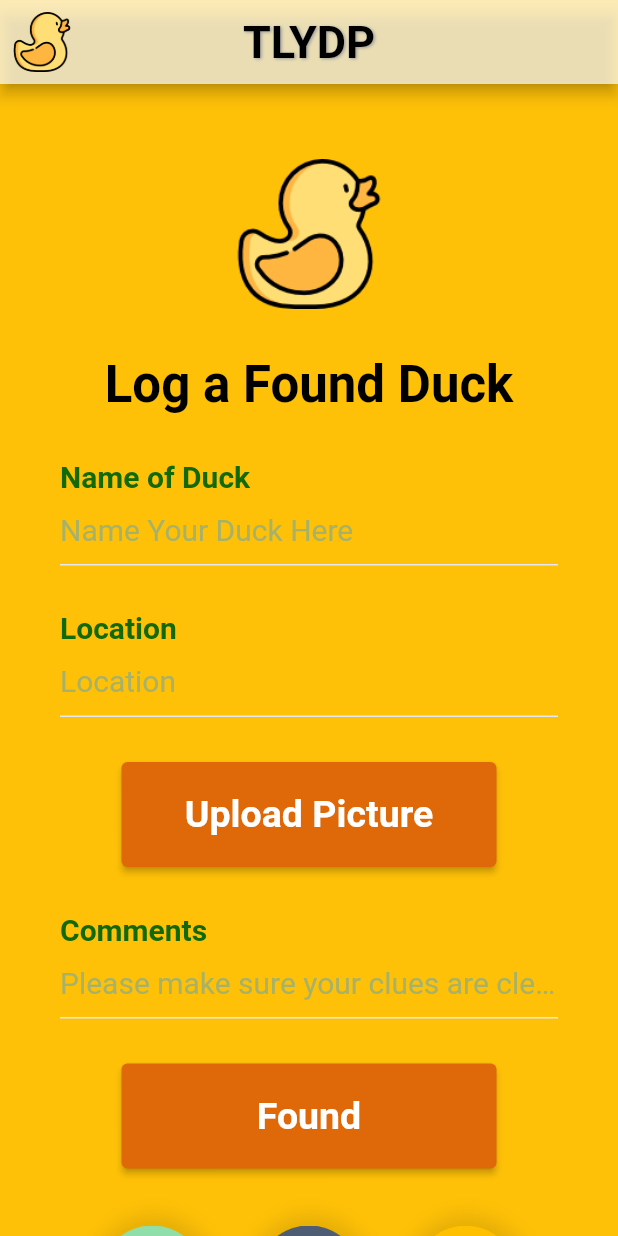
After one commit to muhsinaltintop/tlydp, a Flutter app: the LogDuck screen opened directly, on a phone screen of 412 x 824 dp. The commit adds this screen. Run offline on Flutter 3.47's test engine with Material 2 defaults, Android fonts, the phone set to English and light mode, and no system bars; our stand-ins replace email_validator, flutter_form_builder, google_maps_flutter.

Commit message:
log a duck is done backend and upload photo should be handled

```diff
--- a/lib/screens/landing_screen.dart
+++ b/lib/screens/landing_screen.dart
@@ -1,6 +1,7 @@
 // ignore_for_file: prefer_const_constructors, prefer_const_literals_to_create_immutables
 
 import 'package:flutter/material.dart';
+import 'package:tlydp/screens/log_duck_screen.dart';
 import 'package:tlydp/screens/view_map_screen.dart';
 import 'package:tlydp/screens/registration_page.dart';
 import 'package:tlydp/widgets/app_button.dart';
@@ -96,6 +97,16 @@ class LandingScreen extends StatelessWidget {
                             MaterialPageRoute(builder: (context) => ViewMap()));
                       }),
                 ),
+                Padding(
+                  padding: const EdgeInsets.all(5.0),
+                  child: AppButton(
+                    text: 'About us',
+                    onClick: () {
+                      Navigator.of(context).push(
+                          MaterialPageRoute(builder: (context) => LogDuck()));
+                    },
+                  ),
+                ),
               ],
             ),
           ),
--- /dev/null
+++ b/lib/screens/log_duck_screen.dart
@@ -0,0 +1,181 @@
+import 'package:flutter/material.dart';
+import 'package:tlydp/screens/landing_screen.dart';
+import 'package:tlydp/shared/menu_drawer.dart';
+import '../widgets/app_button.dart';
+import '../reusables/navbar/nav.dart';
+
+class LogDuck extends StatefulWidget {
+  const LogDuck({Key? key}) : super(key: key);
+
+  @override
+  _LogDuckState createState() {
+    return _LogDuckState();
+  }
+}
+
+class _LogDuckState extends State<LogDuck> {
+  final _LogDuckKey = GlobalKey<FormState>();
+
+  @override
+  Widget build(BuildContext context) {
+    return Form(
+      key: _LogDuckKey,
+      child: Scaffold(
+        appBar: AppBar(
+          title: Text("TLYDP",
+              style: TextStyle(
+                color: Colors.black,
+                fontSize: 30,
+                fontWeight: FontWeight.bold,
+                shadows: [
+                  Shadow(
+                    offset: Offset(1.0, 1.0),
+                    blurRadius: 2.0,
+                    color: Colors.grey,
+                  ),
+                ],
+              )
+              ),
+          centerTitle: true,
+          backgroundColor: Colors.white70,
+          leading: Builder(
+            builder: (BuildContext context) {
+              return IconButton(
+                icon: const Image(
+                  image: AssetImage("assets/images/yellow-outlined-duck.png"),
+                ),
+                onPressed: () {
+                  Scaffold.of(context).openDrawer();
+                },
+                tooltip: MaterialLocalizations.of(context).openAppDrawerTooltip,
+              );
+            },
+          ),
+        ),
+        drawer: MenuDrawer(),
+        backgroundColor: Colors.amber,
+        body: SingleChildScrollView(
+            child: SizedBox(
+          child: Stack(children: [
+            SizedBox(
+                width: double.infinity,
+                child: Padding(
+                  padding: const EdgeInsets.symmetric(horizontal: 40.0),
+                  child: Column(
+                    children: [
+                      SizedBox(
+                        height: 20,
+                      ),
+
+
+                      SizedBox(
+                        height: 30,
+                      ),
+                      _imageDuck(),
+                      SizedBox(
+                        height: 30,
+                      ),
+                      _LogDuckLabel(),
+                      SizedBox(
+                        height: 30,
+                      ),
+                      _labelTextInput(
+                          'Name of Duck', 'Name Your Duck Here', false),
+                      SizedBox(
+                        height: 30,
+                      ),
+                      _labelTextInput('Location', 'Location', false),
+                      SizedBox(
+                        height: 30,
+                      ),
+                      AppButton(
+                        text: 'Upload Picture',
+                        onClick: () {},
+                        // Upload picture function will come here
+                        // Will use image_picker plugin,
+                      ),
+                      SizedBox(
+                        height: 30,
+                      ),
+
+                      _labelTextInput('Comments',
+                          'Please make sure your clues are clear...', false),
+                      SizedBox(
+                        height: 30,
+                      ),
+                      AppButton(
+                        text: 'Found',
+                        onClick: () {
+                          if (_LogDuckKey.currentState!
+                              .validate()) {} // navigate to My Ducks
+                        },
+                      ),
+                      SizedBox(
+                        height: 30,
+                      ),
+                      Nav(),
+                    ],
+                  ),
+                ))
+          ]),
+        )),
+      ),
+    );
+  }
+}
+
+Widget _imageDuck() {
+  return Center(
+      child: Image.asset(
+    "assets/images/yellow-outlined-duck.png",
+    width: 100,
+  ));
+}
+
+Widget _LogDuckLabel() {
+  return Center(
+    child: Text('Log a Found Duck',
+        style: TextStyle(
+          color: Colors.black,
+          fontWeight: FontWeight.w700,
+          fontSize: 34,
+        )),
+  );
+}
+
+Widget _labelTextInput(String label, String hintText, bool isPassword) {
+  return Column(
+    crossAxisAlignment: CrossAxisAlignment.start,
+    children: [
+      Text(
+        label,
+        style: TextStyle(
+          color: Color.fromARGB(255, 17, 105, 7),
+          fontWeight: FontWeight.w600,
+          fontSize: 20,
+        ),
+      ),
+      TextFormField(
+        validator: (value) {
+          if (value == null || value.isEmpty) {
+            return 'This field cannot be empty';
+          }
+          return null;
+        },
+        obscureText: isPassword,
+        cursorColor: Color.fromARGB(255, 22, 136, 7),
+        decoration: InputDecoration(
+          hintText: hintText,
+          hintStyle: TextStyle(
+            color: Color.fromARGB(188, 136, 172, 139),
+            fontWeight: FontWeight.w400,
+            fontSize: 20,
+          ),
+          enabledBorder: UnderlineInputBorder(
+            borderSide: BorderSide(color: Color(0xffdfe8f3)),
+          ),
+        ),
+      ),
+    ],
+  );
+}
```
